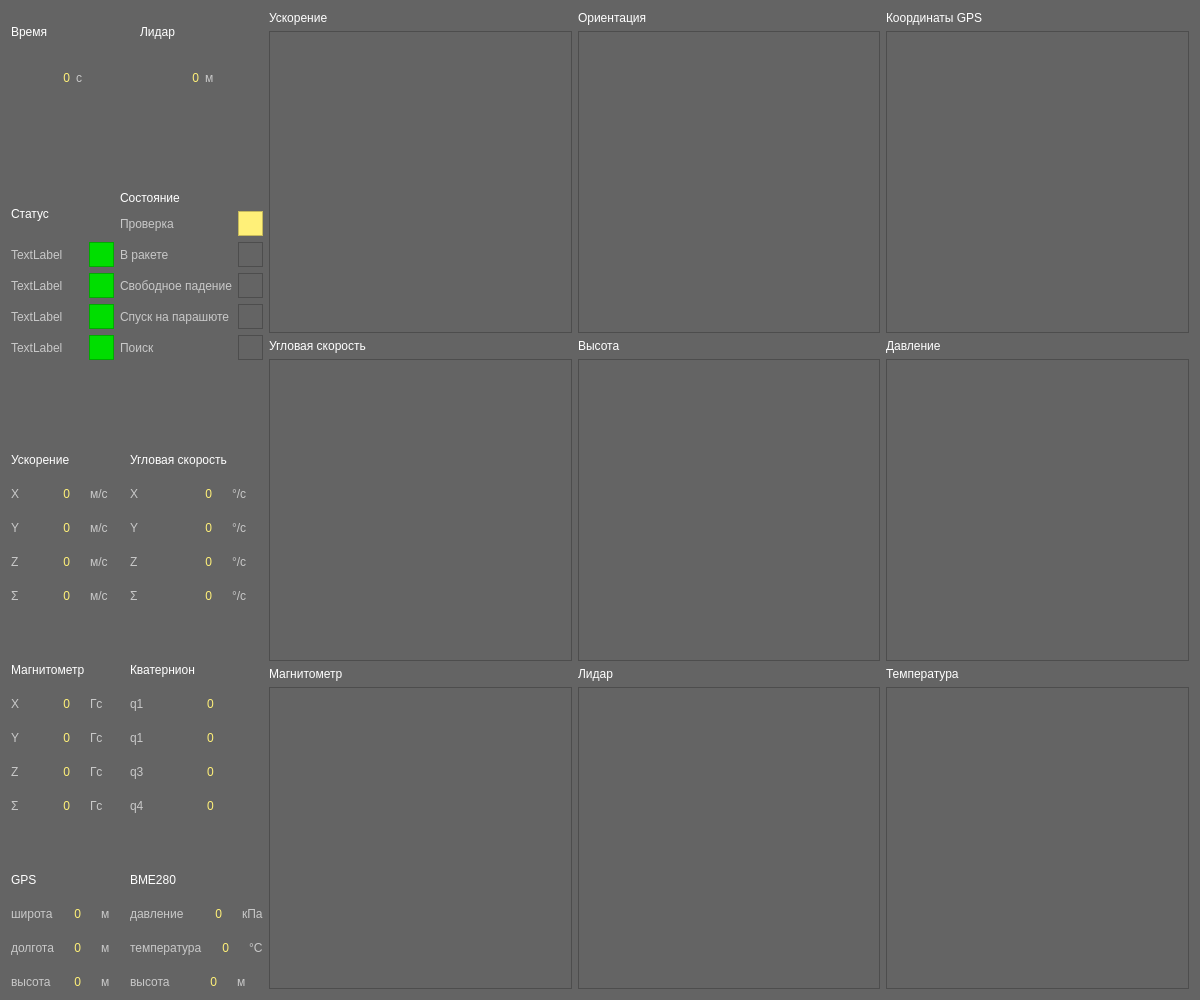
Above: src/ground/laptop/GroundMain.ui from cansat-tsniimash/NeonBlade-2024 before the change. Below: the same form after it.
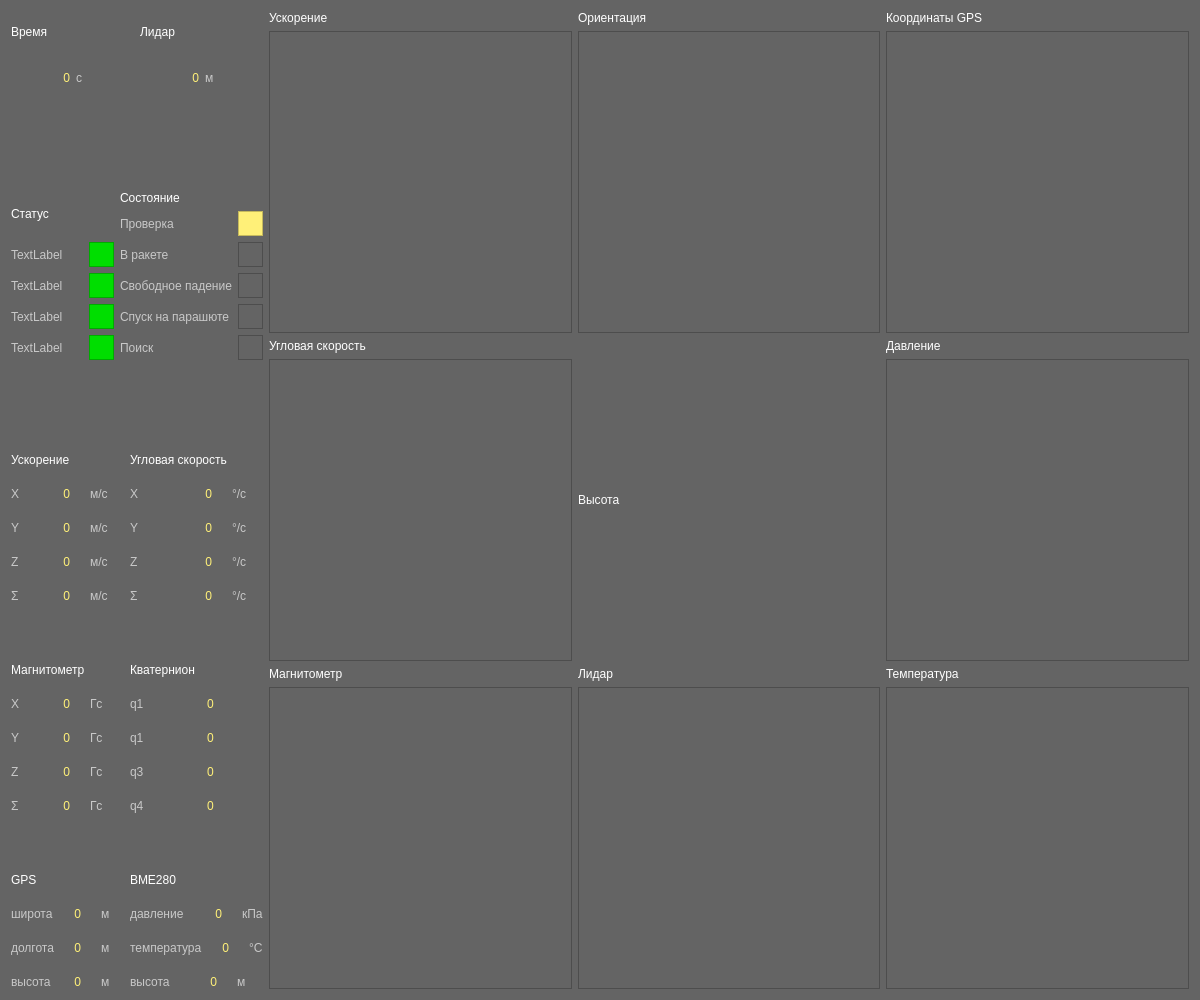
That is the form after the change.

Commit message: Добавлен график

What changed in the file:
```diff
--- a/src/ground/laptop/GroundMain.ui
+++ b/src/ground/laptop/GroundMain.ui
@@ -1216,9 +1216,6 @@
          </property>
         </widget>
        </item>
-       <item>
-        <widget class="QGraphicsView" name="graphicsView_6"/>
-       </item>
       </layout>
      </item>
      <item row="2" column="0">
```
The commit also changes 2 other files.
